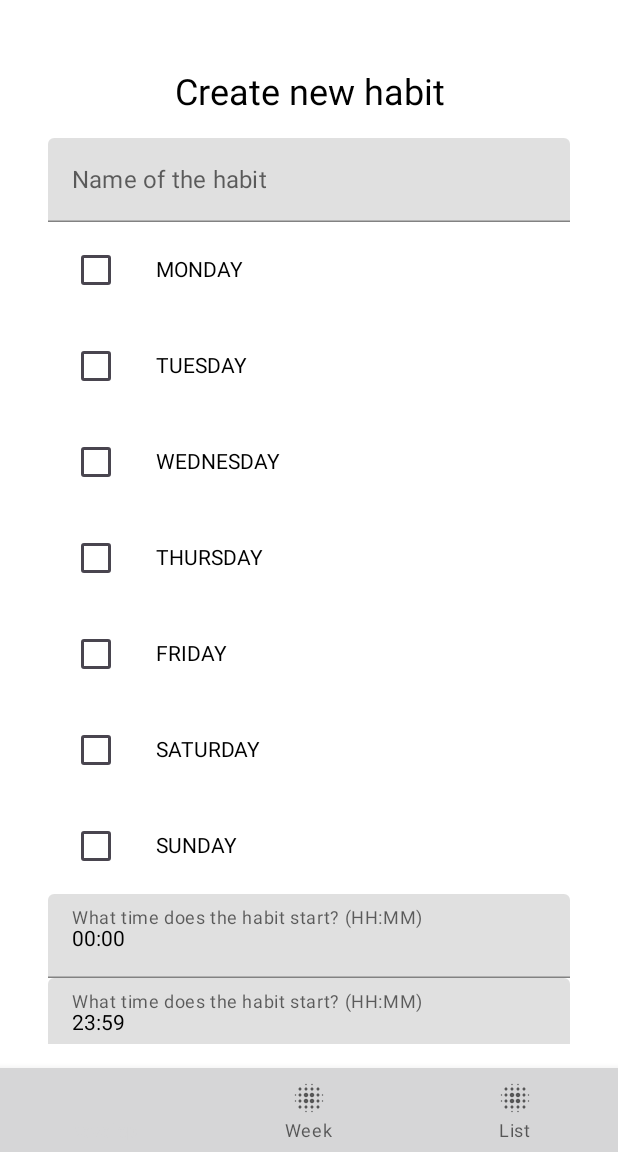
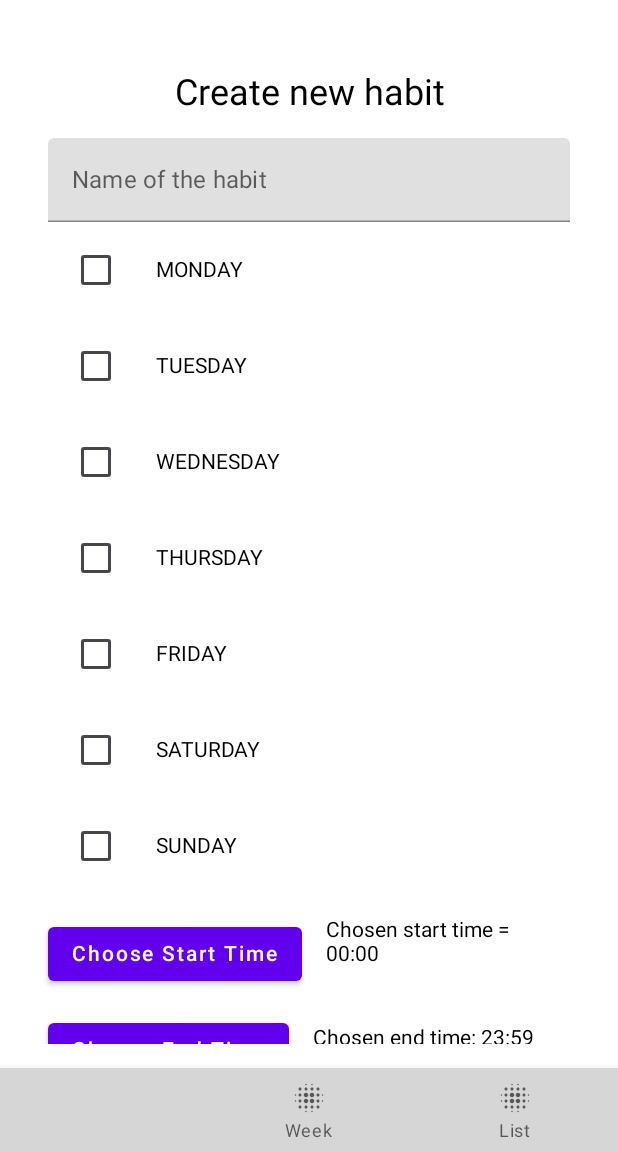
Before and after one commit to procrastinot-team/procrastinot, an Android app built with Jetpack Compose: the screen it shows after launch (HabitsActivity), after a tap on "Habits", on a phone screen of 412 x 824 dp, the part 84-1236 px from its top. Run offline under Robolectric (Android 15) with nearby library versions, the phone set to English and light mode, and no system bars; our stand-ins replace Firebase (no records; nobody signed in at launch, a user with empty details on screens opened directly); 1 other tap on this screen came first.

Commit message:
Implement native time picker for the habit start and end time

```diff
--- a/app/src/main/java/com/github/mateo762/myapplication/ui/habits/CreateHabitScreen.kt
+++ b/app/src/main/java/com/github/mateo762/myapplication/ui/habits/CreateHabitScreen.kt
@@ -1,5 +1,6 @@
 package com.github.mateo762.myapplication.ui.habits
 
+import android.app.TimePickerDialog
 import android.content.Intent
 import android.widget.Toast
 import androidx.compose.foundation.layout.*
@@ -15,23 +16,40 @@ import androidx.compose.ui.Alignment
 import androidx.compose.ui.Modifier
 import androidx.compose.ui.platform.LocalContext
 import androidx.compose.ui.platform.testTag
-import androidx.compose.ui.text.input.TextFieldValue
+import androidx.compose.ui.res.stringResource
 import androidx.compose.ui.text.style.TextAlign
 import androidx.compose.ui.unit.dp
 import com.github.mateo762.myapplication.Habit
+import com.github.mateo762.myapplication.R
 import com.github.mateo762.myapplication.habits.HabitsActivity
 import com.google.firebase.database.DatabaseReference
 import com.google.firebase.database.ktx.database
 import com.google.firebase.ktx.Firebase
 import java.time.DayOfWeek
+import java.util.*
 
 @Composable
 fun CreateHabitScreen() {
     val context = LocalContext.current
     var habitName by remember { mutableStateOf("") }
     var habitDays by remember { mutableStateOf(emptyList<DayOfWeek>()) }
-    var habitStartTime by remember { mutableStateOf(TextFieldValue("00:00")) }
-    var habitEndTime by remember { mutableStateOf(TextFieldValue("23:59")) }
+    val mCalendar = Calendar.getInstance()
+    val mHour = mCalendar[Calendar.HOUR_OF_DAY]
+    val mMinute = mCalendar[Calendar.MINUTE]
+    var habitStartTime = remember { mutableStateOf("00:00") }
+    var habitEndTime = remember { mutableStateOf("23:59") }
+    var isChoosingStartTime = true
+
+    val mTimePickerDialog = TimePickerDialog(
+        context,
+        { _, mHour: Int, mMinute: Int ->
+            if (isChoosingStartTime) {
+                habitStartTime.value = "$mHour:$mMinute"
+            } else {
+                habitEndTime.value = "$mHour:$mMinute"
+            }
+        }, mHour, mMinute, true
+    )
 
     Box(
         modifier = Modifier
@@ -83,44 +101,40 @@ fun CreateHabitScreen() {
                     }
                 }
 
-                TextField(
-                    value = habitStartTime.text,
-                    onValueChange = {
-                        habitStartTime = if (it.length <= 5) {
-                            if (it.length >= 3 && it[2] != ':') {
-                                TextFieldValue(text = habitStartTime.text)
-                            } else {
-                                TextFieldValue(text = it)
+                Row(verticalAlignment = Alignment.CenterVertically) {
+                    Button(
+                        onClick = {
+                            isChoosingStartTime = true
+                            mTimePickerDialog.show()
+                        }, modifier = Modifier
+                            .padding(top = 16.dp)
+                            .testTag("btn_start_time")
+                    )
+                    {
+                        Text(text = stringResource(R.string.create_habit_start_time_button_text))
                     }
-                        } else {
-                            habitStartTime
+                    Text(
+                        text = "Chosen start time = ${habitStartTime.value}", modifier = Modifier
+                            .padding(16.dp)
+                    )
                 }
-                    },
-                    label = { Text("What time does the habit start? (HH:MM)") },
-                    modifier = Modifier
-                        .fillMaxWidth()
-                        .testTag("txt_time_start")
+                Row(verticalAlignment = Alignment.CenterVertically) {
+                    Button(
+                        onClick = {
+                            isChoosingStartTime = false
+                            mTimePickerDialog.show()
+                        }, modifier = Modifier
+                            .padding(top = 16.dp)
+                            .testTag("btn_end_time")
                     )
-
-                TextField(
-                    value = habitEndTime.text,
-                    onValueChange = {
-                        habitEndTime = if (it.length <= 5) {
-                            if (it.length >= 3 && it[2] != ':') {
-                                TextFieldValue(text = habitEndTime.text)
-                            } else {
-                                TextFieldValue(text = it)
+                    {
+                        Text(text = stringResource(R.string.create_habit_end_time_button_text))
                     }
-                        } else {
-                            habitEndTime
+                    Text(
+                        text = "Chosen end time: ${habitEndTime.value}", modifier = Modifier
+                            .padding(16.dp)
+                    )
                 }
-                    },
-                    label = { Text("What time does the habit start? (HH:MM)") },
-                    modifier = Modifier
-                        .fillMaxWidth()
-                        .testTag("txt_time_end")
-                )
-
 
                 Button(
                     onClick = {
@@ -137,15 +151,6 @@ fun CreateHabitScreen() {
                                 "Please select at least one day",
                                 Toast.LENGTH_SHORT
                             ).show()
-                        } else if (!isValidTime(habitStartTime.text) || !isValidTime(
-                                habitEndTime.text
-                            )
-                        ) {
-                            Toast.makeText(
-                                context,
-                                "Please enter a valid time (HH:MM)",
-                                Toast.LENGTH_SHORT
-                            ).show()
                         } else {
                             // This intent would now save into a DB / Firebase
                             // For now, it returns to the calling activity
@@ -153,16 +158,16 @@ fun CreateHabitScreen() {
                                 Intent(context, HabitsActivity::class.java)
                             intent.putExtra("habitName", habitName)
                             intent.putExtra("habitDays", ArrayList(habitDays))
-                            intent.putExtra("habitStartTime", habitStartTime.text)
-                            intent.putExtra("habitEndTime", habitEndTime.text)
+                            intent.putExtra("habitStartTime", habitStartTime.value)
+                            intent.putExtra("habitEndTime", habitEndTime.value)
                             context.startActivity(intent)
 
                             //
                             val myHabit = Habit(
                                 habitName,
                                 ArrayList(habitDays),
-                                habitStartTime.text,
-                                habitEndTime.text
+                                habitStartTime.value,
+                                habitEndTime.value
                             )
                             val db: DatabaseReference = Firebase.database.reference
                             // makfazlic should be replaced with the userId retrieved from the auth
@@ -194,8 +199,3 @@ fun CreateHabitScreen() {
         }
     }
 }
-
-private fun isValidTime(time: String): Boolean {
-    val pattern = Regex(pattern = "^([0-1]\\d|[22-3]):([0-5][0-9])$")
-    return pattern.matches(time)
-}
--- a/app/src/main/res/values/strings.xml
+++ b/app/src/main/res/values/strings.xml
@@ -43,4 +43,6 @@
     <string name="grant_notification_permission_button_text">Grant notification permission</string>
     <string name="habit_notification_channel_name">Habit reminder</string>
     <string name="habit_notification_channel_description">Used for receiving habit reminders</string>
+    <string name="create_habit_end_time_button_text">Choose End Time</string>
+    <string name="create_habit_start_time_button_text">Choose Start Time</string>
 </resources>
```
Lines whose indentation alone changed are shown as unchanged.
